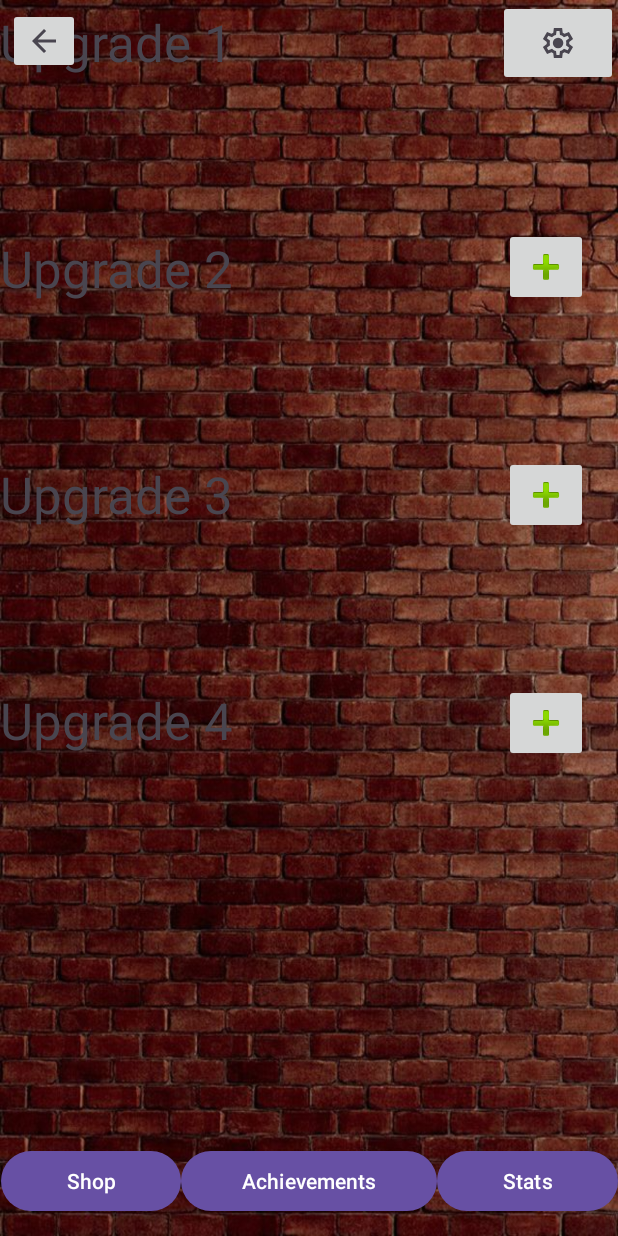
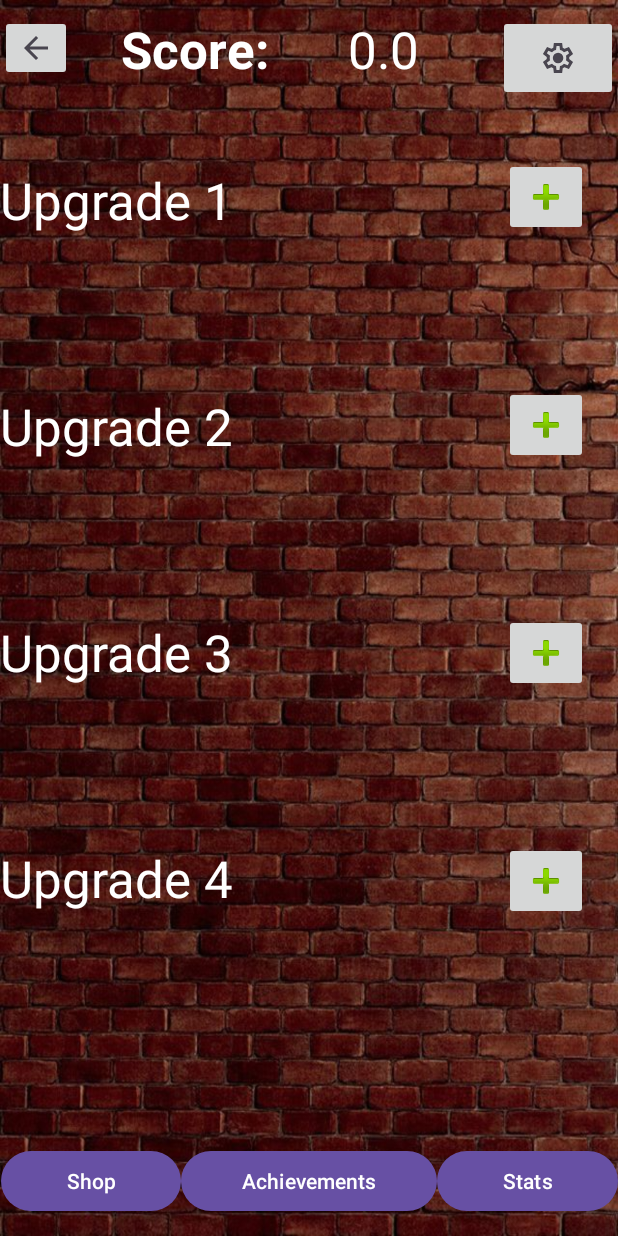
Before and after one commit to andre-mendes-99/Projeto-Mobile-AndreMendes-SteveVilas, an Android app: the activity_shop screen opened directly, with no data from a screen before it, on a phone screen of 412 x 824 dp. Run offline under Robolectric (Android 15) with nearby library versions, the phone set to English and light mode, and no system bars.

Commit message:
Todos os botões funcionais e correções de design

```diff
--- a/Clicker_MobileApp/app/src/main/java/pt/iade/andresteve/clicker/Game_Home_Activity.java
+++ b/Clicker_MobileApp/app/src/main/java/pt/iade/andresteve/clicker/Game_Home_Activity.java
@@ -48,7 +48,7 @@ public class Game_Home_Activity extends AppCompatActivity {
 
         });
 
-        //botão de configurações:
+        //botão de configurações
         btnConfig.setOnClickListener(new View.OnClickListener() {
             @Override
             public void onClick(View view) {
--- a/Clicker_MobileApp/app/src/main/java/pt/iade/andresteve/clicker/activity_shop.java
+++ b/Clicker_MobileApp/app/src/main/java/pt/iade/andresteve/clicker/activity_shop.java
@@ -2,13 +2,64 @@ package pt.iade.andresteve.clicker;
 
 import androidx.appcompat.app.AppCompatActivity;
 
+import android.content.Intent;
 import android.os.Bundle;
+import android.view.View;
+import android.widget.Button;
+import android.widget.ImageButton;
+import android.widget.TextView;
+
+import pt.iade.andresteve.clicker.games.GameInfo;
 
 public class activity_shop extends AppCompatActivity {
+    private ImageButton btnGoBack;
+    private Button btnAchievments;
+    private Button btnStats;
+    private TextView scoreView;
+
 
     @Override
     protected void onCreate(Bundle savedInstanceState) {
         super.onCreate(savedInstanceState);
         setContentView(R.layout.activity_shop);
+        //get score
+        GameInfo gameInfo = new GameInfo();
+        Intent intent = getIntent();
+        gameInfo.score = intent.getDoubleExtra("score", 0);
+        scoreView = (TextView)findViewById(R.id.textView_score_points_shop);
+        scoreView.setText(Double.toString(gameInfo.score));
+
+        btnGoBack = (ImageButton) findViewById(R.id.button_go_back_shop);
+        btnStats = (Button) findViewById(R.id.button_stats_shop);
+        btnAchievments = (Button) findViewById(R.id.button_achievements_shop);
+
+        //Botão para voltar atrás:
+        btnGoBack.setOnClickListener(new View.OnClickListener() {
+            @Override
+            public void onClick(View view) {
+                //open previous page with score
+                Intent myIntent = new Intent(activity_shop.this, Game_Home_Activity.class);
+                myIntent.putExtra("score", gameInfo.score); //Optional parameters
+                activity_shop.this.startActivity(myIntent);
+            }
+        });
+
+        btnAchievments.setOnClickListener(new View.OnClickListener() {
+            @Override
+            public void onClick(View v) {
+                Intent myIntent = new Intent(activity_shop.this, activity_achievements.class);
+                myIntent.putExtra("score", gameInfo.score); //Optional parameters
+                activity_shop.this.startActivity(myIntent);
+            }
+        });
+
+        btnStats.setOnClickListener(new View.OnClickListener() {
+            @Override
+            public void onClick(View v) {
+                Intent myIntent = new Intent(activity_shop.this, activity_stats.class);
+                myIntent.putExtra("score", gameInfo.score); //Optional parameters
+                activity_shop.this.startActivity(myIntent);
+            }
+        });
     }
 }
--- a/Clicker_MobileApp/app/src/main/res/layout/activity_configurations.xml
+++ b/Clicker_MobileApp/app/src/main/res/layout/activity_configurations.xml
@@ -8,8 +8,9 @@
     tools:context=".Configurations_Activity">
 
     <TableLayout
-        android:layout_width="363dp"
-        android:layout_height="531dp"
+        android:layout_width="402dp"
+        android:layout_height="304dp"
+        android:background="#C6FFFFFF"
         app:layout_constraintBottom_toBottomOf="parent"
         app:layout_constraintEnd_toEndOf="parent"
         app:layout_constraintStart_toStartOf="parent"
--- a/Clicker_MobileApp/app/src/main/res/layout/activity_main.xml
+++ b/Clicker_MobileApp/app/src/main/res/layout/activity_main.xml
@@ -13,7 +13,7 @@
         android:layout_height="wrap_content"
         android:layout_marginTop="45dp"
         android:text="@string/username_label"
-        android:textColor="#070707"
+        android:textColor="#FFFFFF"
         android:textSize="20sp"
         android:textStyle="bold"
         app:layout_constraintStart_toStartOf="@+id/textView"
@@ -41,7 +41,7 @@
         android:fontFamily="sans-serif-smallcaps"
         android:text="@string/app_name"
         android:textAllCaps="false"
-        android:textColor="#000000"
+        android:textColor="#FFFFFF"
         android:textSize="48sp"
         android:textStyle="bold"
         app:layout_constraintEnd_toEndOf="parent"
@@ -80,7 +80,7 @@
         android:layout_marginTop="50dp"
         android:layout_marginEnd="130dp"
         android:text="@string/password_label"
-        android:textColor="#070707"
+        android:textColor="#FFFFFF"
         android:textSize="20sp"
         android:textStyle="bold"
         app:layout_constraintEnd_toEndOf="@+id/imageView"
--- a/Clicker_MobileApp/app/src/main/res/layout/activity_register.xml
+++ b/Clicker_MobileApp/app/src/main/res/layout/activity_register.xml
@@ -22,6 +22,7 @@
         android:layout_width="364dp"
         android:layout_height="232dp"
         android:layout_marginTop="200dp"
+        android:background="#DFFFFFFF"
         app:layout_constraintEnd_toEndOf="parent"
         app:layout_constraintStart_toStartOf="parent"
         app:layout_constraintTop_toTopOf="parent">
@@ -37,6 +38,7 @@
                 android:ems="10"
                 android:hint="@string/username_hint"
                 android:inputType="text"
+                android:textColor="#000000"
                 android:textSize="24sp" />
         </TableRow>
 
@@ -51,6 +53,7 @@
                 android:ems="10"
                 android:hint="@string/email_hint"
                 android:inputType="textEmailAddress"
+                android:textColor="#000000"
                 android:textSize="24sp" />
         </TableRow>
 
@@ -65,6 +68,7 @@
                 android:ems="10"
                 android:hint="@string/password_hint"
                 android:inputType="textPassword"
+                android:textColor="#000000"
                 android:textSize="24sp" />
         </TableRow>
 
@@ -79,6 +83,7 @@
                 android:ems="10"
                 android:hint="@string/password_confirmation_hint"
                 android:inputType="textPassword"
+                android:textColor="#000000"
                 android:textSize="24sp" />
         </TableRow>
 
--- a/Clicker_MobileApp/app/src/main/res/layout/activity_rock_paper_scissors.xml
+++ b/Clicker_MobileApp/app/src/main/res/layout/activity_rock_paper_scissors.xml
@@ -33,8 +33,7 @@
         app:layout_constraintEnd_toEndOf="@+id/rock_button_rock_paper_scissors"
         app:layout_constraintStart_toStartOf="@+id/rock_button_rock_paper_scissors"
         app:layout_constraintTop_toBottomOf="@+id/rock_button_rock_paper_scissors"
-        app:srcCompat="@android:drawable/alert_dark_frame"
-        tools:srcCompat="@drawable/scroll" />
+        app:srcCompat="@drawable/scroll" />
 
     <ImageButton
         android:id="@+id/scissors_button_rock_paper_scissors"
--- a/Clicker_MobileApp/app/src/main/res/layout/activity_shop.xml
+++ b/Clicker_MobileApp/app/src/main/res/layout/activity_shop.xml
@@ -2,16 +2,62 @@
 <androidx.constraintlayout.widget.ConstraintLayout xmlns:android="http://schemas.android.com/apk/res/android"
     xmlns:app="http://schemas.android.com/apk/res-auto"
     xmlns:tools="http://schemas.android.com/tools"
+    android:id="@+id/textview_scorepoints_shop"
     android:layout_width="match_parent"
     android:layout_height="match_parent"
     android:background="@drawable/background"
     tools:context=".activity_shop">
 
+    <ImageButton
+        android:id="@+id/button_go_back_shop"
+        android:layout_width="wrap_content"
+        android:layout_height="wrap_content"
+        android:layout_marginTop="10dp"
+        app:layout_constraintStart_toStartOf="parent"
+        app:layout_constraintTop_toTopOf="parent"
+        app:srcCompat="@drawable/arrow_back" />
+
+    <TextView
+        android:id="@+id/text_view_scorelabel_shop"
+        android:layout_width="wrap_content"
+        android:layout_height="wrap_content"
+        android:layout_marginTop="10dp"
+        android:layout_marginEnd="120dp"
+        android:text="@string/score_label_game_home"
+        android:textColor="#FFFFFF"
+        android:textSize="34sp"
+        android:textStyle="bold"
+        app:layout_constraintEnd_toStartOf="@+id/button_settings_shop"
+        app:layout_constraintStart_toEndOf="@+id/button_go_back_shop"
+        app:layout_constraintTop_toTopOf="parent" />
+
+    <TextView
+        android:id="@+id/textView_score_points_shop"
+        android:layout_width="wrap_content"
+        android:layout_height="wrap_content"
+        android:layout_marginTop="10dp"
+        android:textColor="#FFFFFF"
+        android:textSize="34sp"
+        app:layout_constraintEnd_toStartOf="@+id/button_settings_shop"
+        app:layout_constraintStart_toEndOf="@+id/text_view_scorelabel_shop"
+        app:layout_constraintTop_toTopOf="parent" />
+
+    <ImageButton
+        android:id="@+id/button_settings_shop"
+        android:layout_width="80dp"
+        android:layout_height="57dp"
+        android:layout_marginTop="10dp"
+        app:layout_constraintEnd_toEndOf="parent"
+        app:layout_constraintTop_toTopOf="parent"
+        app:srcCompat="@drawable/gear_settings" />
+
     <androidx.constraintlayout.widget.ConstraintLayout
         android:layout_width="match_parent"
         android:layout_height="wrap_content"
-        tools:layout_editor_absoluteX="5dp"
-        tools:layout_editor_absoluteY="95dp">
+        android:layout_marginTop="50dp"
+        app:layout_constraintEnd_toEndOf="parent"
+        app:layout_constraintStart_toStartOf="parent"
+        app:layout_constraintTop_toBottomOf="@+id/text_view_scorelabel_shop">
 
         <TextView
             android:id="@+id/shop_upgrade_4"
@@ -19,6 +65,7 @@
             android:layout_height="wrap_content"
             android:layout_marginTop="50dp"
             android:text="@string/shop_upgrade_4"
+            android:textColor="@color/white"
             android:textSize="34sp"
             app:layout_constraintBottom_toBottomOf="parent"
             app:layout_constraintStart_toStartOf="parent"
@@ -31,6 +78,7 @@
             android:layout_marginTop="50dp"
             android:layout_marginBottom="50dp"
             android:text="@string/shop_upgrade_3"
+            android:textColor="#FFFFFF"
             android:textSize="34sp"
             app:layout_constraintBottom_toTopOf="@+id/shop_upgrade_4"
             app:layout_constraintStart_toStartOf="parent"
@@ -43,6 +91,7 @@
             android:layout_marginTop="50dp"
             android:layout_marginBottom="50dp"
             android:text="@string/shop_upgrade_2"
+            android:textColor="#FFFFFF"
             android:textSize="34sp"
             app:layout_constraintBottom_toTopOf="@+id/shop_upgrade_3"
             app:layout_constraintStart_toStartOf="parent"
@@ -54,6 +103,7 @@
             android:layout_height="wrap_content"
             android:layout_marginBottom="50dp"
             android:text="@string/shop_upgrade_1"
+            android:textColor="#FFFFFF"
             android:textSize="34sp"
             app:layout_constraintBottom_toTopOf="@+id/shop_upgrade_2"
             app:layout_constraintStart_toStartOf="parent"
@@ -105,6 +155,7 @@
             app:layout_constraintTop_toBottomOf="@+id/button_shop_upgrade_confirm_3"
             app:layout_constraintVertical_bias="1.0"
             app:srcCompat="@android:drawable/ic_input_add" />
+
     </androidx.constraintlayout.widget.ConstraintLayout>
 
     <LinearLayout
@@ -139,21 +190,4 @@
             android:text="@string/button_stats_shop" />
     </LinearLayout>
 
-    <ImageButton
-        android:id="@+id/button_settings_shop"
-        android:layout_width="80dp"
-        android:layout_height="57dp"
-        app:layout_constraintEnd_toEndOf="parent"
-        app:layout_constraintTop_toTopOf="parent"
-        app:srcCompat="@drawable/gear_settings" />
-
-    <ImageButton
-        android:id="@+id/button_go_back_shop"
-        android:layout_width="wrap_content"
-        android:layout_height="wrap_content"
-        android:layout_marginStart="5dp"
-        android:layout_marginTop="5dp"
-        app:layout_constraintStart_toStartOf="parent"
-        app:layout_constraintTop_toTopOf="parent"
-        app:srcCompat="@drawable/arrow_back" />
 </androidx.constraintlayout.widget.ConstraintLayout>
```
Also changed, not shown: Clicker_MobileApp/app/src/main/java/pt/iade/andresteve/clicker/activity_achievements.java (+48 -1 lines), Clicker_MobileApp/app/src/main/java/pt/iade/andresteve/clicker/activity_stats.java (+46 -0 lines), Clicker_MobileApp/app/src/main/java/pt/iade/andresteve/clicker/games/GamesRepository.java (deleted, +0 -180 lines), Clicker_MobileApp/app/src/main/res/layout/activity_achievements.xml (+69 -64 lines), Clicker_MobileApp/app/src/main/res/layout/activity_game_home.xml (+7 -8 lines), Clicker_MobileApp/app/src/main/res/layout/activity_stats.xml (+20 -13 lines).
